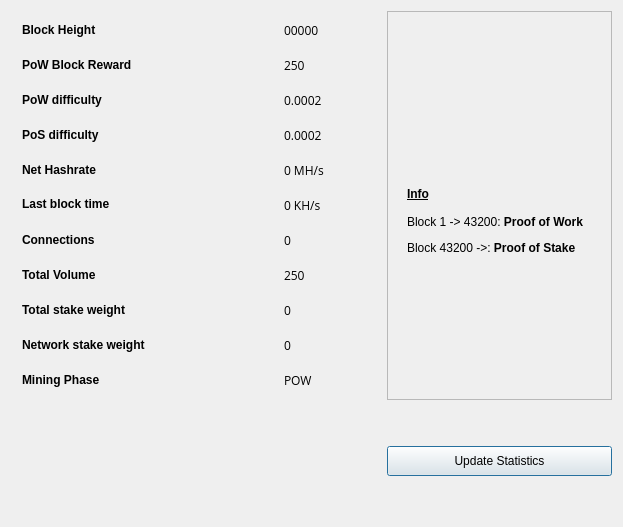
This is src/qt/forms/statisticspage.ui in uniibu/rubies-core-dev as Qt 5 draws it before an edit. The edited form follows.
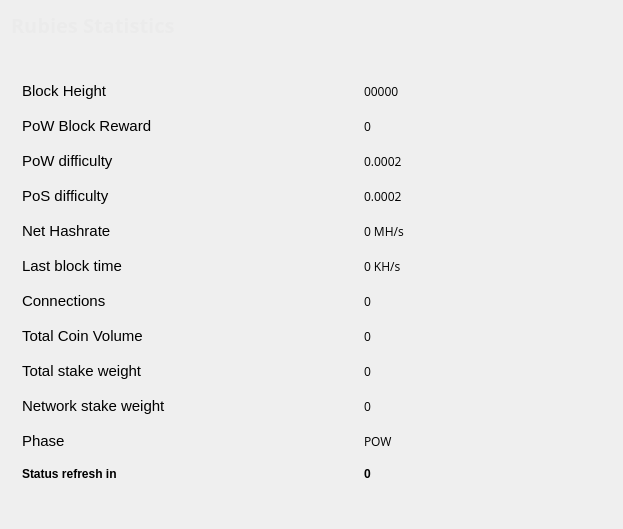
This is the edited form. Icons and pictures are not drawn.

Commit message: Hard fork specs, statistics page - version up

Patch:
```diff
--- a/src/qt/forms/statisticspage.ui
+++ b/src/qt/forms/statisticspage.ui
@@ -10,289 +10,82 @@
     <x>0</x>
     <y>0</y>
     <width>623</width>
-    <height>527</height>
+    <height>529</height>
    </rect>
   </property>
   <property name="windowTitle">
    <string>Digging</string>
   </property>
-  <property name="styleSheet">
-   <string notr="true">QProgressBar {
-        background-color: #333333;
-        border-radius: 6px;
-        text-align: center;
-        color: white;
-}
-
-QProgressBar::chunk {
-        background: QLinearGradient(x1: 0, y1: 0, x2: 1, y2: 0, stop: 0 #AEC6CF, stop: 1 #AEC6FF);
-        border-radius: 6px; margin: 0px;
-}
-
-QScrollArea {
-        border-radius: 6px;
-        border-width: 0;
-        border-style: none;
-        padding: 8px;
-        background-color: #111;
-        color: white;
-}
-
-QSpinBox {
-        border-radius: 4px;
-        border-width: 0;
-        border-style: none;
-        padding: 8px;
-        background-color: #111;
-        color: white;
-}
-
-QVBoxLayout {
-        border-radius: 6px;
-        border-width: 0;
-        border-style: none;
-        padding: 8px;
-        background-color: #111;
-        color: white;
-}
-
-QDialog, QMainWindow, QFrame {
-        color: white;
-        background-color: #333333;
-        border: none;
-}
-
-QMenu {
-        background-color: #333333; color: white;
-}
-
-QLabel {
-        background-color: transparent;
-}
-
-QCheckBox {
-        border-radius: 2px;
-        border-width: 0;
-        border-style: none;
-        padding: 3px;
-        background-color: #111;
-        color: white;
-}
-
-QFrame#central { background-color: #333333; border: none }
-QFrame#frame, QFrame#frame_2, QFrame#frame_3 {
-        background-color: #333333;
-        border-style: plain;
-        border-width: 20px;
-        border-radius: 15px;
-        border-color: #111;
-        min-width: 10em;
-        padding: 6px;
-}
-QLabel[openExternalLinks=true], QHeaderView { color: #aaaaaa }
-QLabel[openExternalLinks=false] { color: white; font-weight: normal }
-QPushButton, QToolButton {
-        border: 4px solid #111;
-        border-radius: 7px;
-        background-color: #111;
-        color: white;
-        padding: 6px;
-        margin: 6px;
-}
-QPushButton:pressed, QToolButton:checked {
-        color: #AEC6CF;
-}
-QPushButton:pressed, QToolButton:pressed {
-        border-color: #AEC6DF;
-        color: #AEC6DF;
-}
-QPushButton:disabled, QToolButton:disabled {
-        color: #444;
-        background-color: #222;
-}
-
-
-#scrollAreaWidgetContents QToolButton {
-        border-radius: 8px;
-        border-width: 0px;
-}
-
-/* the background-color is overridden to transparent for mac os x
-   due to the entire toolbar area not being drawable in a regular
-   QMainWindow
-*/
-QToolBar { background: #333333; border: 0px solid black; padding: 3px; }
-
-QToolBar::handle { image: url(handle.png); }
-QStatusBar { background: #333333; }
-QMenuBar { background: #333333; }
-QMenuBar::item { background: #333333; color: white; }
-
-#scrollAreaWidgetContents { background: #222 }
-#scrollAreaWidgetContents &gt; QFrame { background-color: #222; border-width: 0px; border-style: none; }
-
-QLineEdit {
-        border-radius: 6px;
-        border-width: 2px;
-        border-color: #222;
-        padding: 8px;
-        background-color: #111;
-        color: white;
-}
-
-QComboBox {
-        border-radius: 6px;
-        border-width: 0;
-        border-style: none;
-        padding: 8px;
-        background-color: #111;
-        color: white;
-}
-
-QComboBox::drop-down {
-        border-width: 0;
-        border-style: none;
-        background-color: #111;
-        color: white;
-}
-
-QTableView {
-        background: #111;
-        color: white;
-        border-style: none;
-        selection-background-color: #aaaaaa;
-    alternate-background-color: #222;
-        selection-color: #111;
-        border: 0px solid black;
-}
-
-QHeaderView { color: #aaaaaa; background-color: #111; background-image: none; }
-QHeaderView::section { color: #aaaaaa; background-color: #222; }
-QHeaderView::section:checked { background-color: #111; }
-
-QTabWidget {
-        background: #111;
-}
-
- QTabWidget::pane {
-     border-top: 2px solid #111;
-     border: 4px solid #111;
-     border-bottom-left-radius: 8px;
-     border-bottom-right-radius: 8px;
-     border-top-right-radius: 8px;
-        background: #111;
- }
-
- QTabWidget::tab-bar {
-     left: 5px; /* move to the right by 5px */
- }
-
- /* Style the tab using the tab sub-control. Note that
-     it reads QTabBar _not_ QTabWidget */
- QTabBar::tab {
-     background: #111;
-     border: 4px solid #222;
-     border-bottom-color: #111; /* same as the pane color */
-     border-top-left-radius: 4px;
-     border-top-right-radius: 4px;
-     min-width: 8ex;
-     padding: 4px;
-     color: #888;
- }
-
- QTabBar::tab:selected, QTabBar::tab:hover {
-     color: #aaaaaa
- }
-
- QTabBar::tab:selected {
-     border-color: #111; /* same as pane color */
-     border-top-color: #aaaaaa;
- }
-
- QTabBar::tab:!selected {
-     margin-top: 2px; /* make non-selected tabs look smaller */
- }
-
- /* make use of negative margins for overlapping tabs */
- QTabBar::tab:selected {
-     /* expand/overlap to the left and right by 4px */
-     margin-left: -4px;
-     margin-right: -4px;
- }
-
- QTabBar::tab:first:selected {
-     margin-left: 0; /* the first selected tab has nothing to overlap with on the left */
- }
-
- QTabBar::tab:last:selected {
-     margin-right: 0; /* the last selected tab has nothing to overlap with on the right */
- }
-
- QTabBar::tab:only-one {
-     margin: 0; /* if there is only one tab, we don't want overlapping margins */
- }
-
-
-</string>
-  </property>
   <layout class="QGridLayout" name="gridLayout">
    <property name="sizeConstraint">
     <enum>QLayout::SetMaximumSize</enum>
    </property>
-   <item row="0" column="1">
-    <widget class="QFrame" name="frame">
-     <property name="minimumSize">
+   <item row="3" column="0">
+    <spacer name="verticalSpacer">
+     <property name="orientation">
+      <enum>Qt::Vertical</enum>
+     </property>
+     <property name="sizeHint" stdset="0">
       <size>
-       <width>182</width>
-       <height>0</height>
+       <width>20</width>
+       <height>40</height>
       </size>
      </property>
-     <property name="frameShape">
-      <enum>QFrame::StyledPanel</enum>
-     </property>
-     <property name="frameShadow">
-      <enum>QFrame::Raised</enum>
-     </property>
-     <widget class="QLabel" name="label">
-      <property name="geometry">
-       <rect>
-        <x>20</x>
-        <y>70</y>
-        <width>201</width>
-        <height>281</height>
-       </rect>
-      </property>
-      <property name="text">
-       <string>&lt;!DOCTYPE HTML PUBLIC &quot;-//W3C//DTD HTML 4.0//EN&quot; &quot;http://www.w3.org/TR/REC-html40/strict.dtd&quot;&gt;
-&lt;html&gt;&lt;head&gt;&lt;meta name=&quot;qrichtext&quot; content=&quot;1&quot; /&gt;&lt;style type=&quot;text/css&quot;&gt;
-p, li { white-space: pre-wrap; }
-&lt;/style&gt;&lt;/head&gt;&lt;body style=&quot; font-family:'MS Shell Dlg 2'; font-size:8pt; font-weight:400; font-style:normal;&quot;&gt;
-&lt;p style=&quot; margin-top:12px; margin-bottom:12px; margin-left:0px; margin-right:0px; -qt-block-indent:0; text-indent:0px;&quot;&gt;&lt;span style=&quot; font-size:9pt; font-weight:600; text-decoration: underline;&quot;&gt;Info&lt;br /&gt;&lt;br /&gt;&lt;/span&gt;&lt;span style=&quot; font-size:9pt;&quot;&gt;Block 1 -&amp;gt; 43200: &lt;/span&gt;&lt;span style=&quot; font-size:9pt; font-weight:600;&quot;&gt;Proof of Work&lt;/span&gt;&lt;/p&gt;
-&lt;p style=&quot; margin-top:12px; margin-bottom:12px; margin-left:0px; margin-right:0px; -qt-block-indent:0; text-indent:0px;&quot;&gt;&lt;span style=&quot; font-size:9pt;&quot;&gt;Block 43200 -&amp;gt;: &lt;/span&gt;&lt;span style=&quot; font-size:9pt; font-weight:600;&quot;&gt;Proof of Stake&lt;/span&gt;&lt;/p&gt;&lt;/body&gt;&lt;/html&gt;</string>
-      </property>
-     </widget>
-    </widget>
+    </spacer>
    </item>
    <item row="0" column="0">
+    <widget class="QLabel" name="label_5">
+     <property name="font">
+      <font>
+       <family>Open Sans,sans-serif</family>
+      </font>
+     </property>
+     <property name="text">
+      <string>&lt;html&gt;&lt;head/&gt;&lt;body&gt;&lt;p&gt;&lt;span style=&quot; font-size:20px; font-weight:600; color:#ebebeb;&quot;&gt;Rubies Statistics&lt;/span&gt;&lt;/p&gt;&lt;/body&gt;&lt;/html&gt;</string>
+     </property>
+    </widget>
+   </item>
+   <item row="1" column="0">
     <widget class="QFrame" name="gridFrame_2">
+     <property name="minimumSize">
+      <size>
+       <width>0</width>
+       <height>0</height>
+      </size>
+     </property>
+     <property name="styleSheet">
+      <string notr="true"/>
+     </property>
      <layout class="QGridLayout" name="gridLayout_4">
       <item row="1" column="0">
-       <layout class="QHBoxLayout" name="horizontalLayout_4">
-        <property name="spacing">
-         <number>7</number>
+       <spacer name="verticalSpacer_2">
+        <property name="orientation">
+         <enum>Qt::Vertical</enum>
         </property>
-       </layout>
+        <property name="sizeHint" stdset="0">
+         <size>
+          <width>20</width>
+          <height>40</height>
+         </size>
+        </property>
+       </spacer>
       </item>
       <item row="2" column="0">
        <layout class="QFormLayout" name="formLayout_2">
         <property name="fieldGrowthPolicy">
          <enum>QFormLayout::FieldsStayAtSizeHint</enum>
         </property>
+        <property name="labelAlignment">
+         <set>Qt::AlignLeading|Qt::AlignLeft|Qt::AlignVCenter</set>
+        </property>
+        <property name="formAlignment">
+         <set>Qt::AlignLeading|Qt::AlignLeft|Qt::AlignTop</set>
+        </property>
         <property name="horizontalSpacing">
-         <number>139</number>
+         <number>198</number>
         </property>
         <property name="verticalSpacing">
-         <number>18</number>
+         <number>17</number>
         </property>
         <property name="rightMargin">
          <number>0</number>
@@ -300,7 +93,10 @@
         <item row="1" column="0">
          <widget class="QLabel" name="label_14">
           <property name="text">
-           <string>&lt;html&gt;&lt;head/&gt;&lt;body&gt;&lt;p&gt;&lt;span style=&quot; font-size:9pt; font-weight:600;&quot;&gt;Block Height&lt;/span&gt;&lt;/p&gt;&lt;/body&gt;&lt;/html&gt;</string>
+           <string>&lt;html&gt;&lt;head/&gt;&lt;body&gt;&lt;p&gt;&lt;span style=&quot; font-size:11pt;&quot;&gt;Block Height&lt;/span&gt;&lt;/p&gt;&lt;/body&gt;&lt;/html&gt;</string>
+          </property>
+          <property name="alignment">
+           <set>Qt::AlignLeading|Qt::AlignLeft|Qt::AlignVCenter</set>
           </property>
          </widget>
         </item>
@@ -320,7 +116,7 @@
         <item row="2" column="0">
          <widget class="QLabel" name="label_12">
           <property name="text">
-           <string>&lt;html&gt;&lt;head/&gt;&lt;body&gt;&lt;p&gt;&lt;span style=&quot; font-size:9pt; font-weight:600;&quot;&gt;PoW Block Reward&lt;/span&gt;&lt;/p&gt;&lt;/body&gt;&lt;/html&gt;</string>
+           <string>&lt;html&gt;&lt;head/&gt;&lt;body&gt;&lt;p&gt;&lt;span style=&quot; font-size:11pt;&quot;&gt;PoW Block Reward&lt;/span&gt;&lt;/p&gt;&lt;/body&gt;&lt;/html&gt;</string>
           </property>
          </widget>
         </item>
@@ -333,14 +129,14 @@
            </font>
           </property>
           <property name="text">
-           <string>250</string>
+           <string>0</string>
           </property>
          </widget>
         </item>
         <item row="3" column="0">
          <widget class="QLabel" name="label_13">
           <property name="text">
-           <string>&lt;html&gt;&lt;head/&gt;&lt;body&gt;&lt;p&gt;&lt;span style=&quot; font-size:9pt; font-weight:600;&quot;&gt;PoW difficulty&lt;/span&gt;&lt;/p&gt;&lt;/body&gt;&lt;/html&gt;</string>
+           <string>&lt;html&gt;&lt;head/&gt;&lt;body&gt;&lt;p&gt;&lt;span style=&quot; font-size:11pt;&quot;&gt;PoW difficulty&lt;/span&gt;&lt;/p&gt;&lt;/body&gt;&lt;/html&gt;</string>
           </property>
          </widget>
         </item>
@@ -360,7 +156,7 @@
         <item row="4" column="0">
          <widget class="QLabel" name="label_9">
           <property name="text">
-           <string>&lt;html&gt;&lt;head/&gt;&lt;body&gt;&lt;p&gt;&lt;span style=&quot; font-size:9pt; font-weight:600;&quot;&gt;PoS difficulty&lt;/span&gt;&lt;/p&gt;&lt;/body&gt;&lt;/html&gt;</string>
+           <string>&lt;html&gt;&lt;head/&gt;&lt;body&gt;&lt;p&gt;&lt;span style=&quot; font-size:11pt;&quot;&gt;PoS difficulty&lt;/span&gt;&lt;/p&gt;&lt;/body&gt;&lt;/html&gt;</string>
           </property>
          </widget>
         </item>
@@ -377,6 +173,13 @@
           </property>
          </widget>
         </item>
+        <item row="5" column="0">
+         <widget class="QLabel" name="label_16">
+          <property name="text">
+           <string>&lt;html&gt;&lt;head/&gt;&lt;body&gt;&lt;p&gt;&lt;span style=&quot; font-size:11pt;&quot;&gt;Net Hashrate&lt;/span&gt;&lt;/p&gt;&lt;/body&gt;&lt;/html&gt;</string>
+          </property>
+         </widget>
+        </item>
         <item row="5" column="1">
          <widget class="QLabel" name="pawrateBox">
           <property name="font">
@@ -399,7 +202,7 @@
            </sizepolicy>
           </property>
           <property name="text">
-           <string>&lt;html&gt;&lt;head/&gt;&lt;body&gt;&lt;p&gt;&lt;span style=&quot; font-size:9pt; font-weight:600;&quot;&gt;Last block time&lt;/span&gt;&lt;/p&gt;&lt;/body&gt;&lt;/html&gt;</string>
+           <string>&lt;html&gt;&lt;head/&gt;&lt;body&gt;&lt;p&gt;&lt;span style=&quot; font-size:11pt;&quot;&gt;Last block time&lt;/span&gt;&lt;/p&gt;&lt;/body&gt;&lt;/html&gt;</string>
           </property>
          </widget>
         </item>
@@ -419,7 +222,7 @@
         <item row="7" column="0">
          <widget class="QLabel" name="label1_2">
           <property name="text">
-           <string>&lt;html&gt;&lt;head/&gt;&lt;body&gt;&lt;p&gt;&lt;span style=&quot; font-size:9pt; font-weight:600;&quot;&gt;Connections&lt;/span&gt;&lt;/p&gt;&lt;/body&gt;&lt;/html&gt;</string>
+           <string>&lt;html&gt;&lt;head/&gt;&lt;body&gt;&lt;p&gt;&lt;span style=&quot; font-size:11pt;&quot;&gt;Connections&lt;/span&gt;&lt;/p&gt;&lt;/body&gt;&lt;/html&gt;</string>
           </property>
          </widget>
         </item>
@@ -439,7 +242,7 @@
         <item row="8" column="0">
          <widget class="QLabel" name="label_8">
           <property name="text">
-           <string>&lt;html&gt;&lt;head/&gt;&lt;body&gt;&lt;p&gt;&lt;span style=&quot; font-size:9pt; font-weight:600;&quot;&gt;Total Volume&lt;/span&gt;&lt;/p&gt;&lt;/body&gt;&lt;/html&gt;</string>
+           <string>&lt;html&gt;&lt;head/&gt;&lt;body&gt;&lt;p&gt;&lt;span style=&quot; font-size:11pt;&quot;&gt;Total Coin Volume&lt;/span&gt;&lt;/p&gt;&lt;/body&gt;&lt;/html&gt;</string>
           </property>
          </widget>
         </item>
@@ -452,14 +255,14 @@
            </font>
           </property>
           <property name="text">
-           <string>250</string>
+           <string>0</string>
           </property>
          </widget>
         </item>
         <item row="9" column="0">
          <widget class="QLabel" name="label_10">
           <property name="text">
-           <string>&lt;html&gt;&lt;head/&gt;&lt;body&gt;&lt;p&gt;&lt;span style=&quot; font-size:9pt; font-weight:600;&quot;&gt;Total stake weight&lt;/span&gt;&lt;/p&gt;&lt;/body&gt;&lt;/html&gt;</string>
+           <string>&lt;html&gt;&lt;head/&gt;&lt;body&gt;&lt;p&gt;&lt;span style=&quot; font-size:11pt;&quot;&gt;Total stake weight&lt;/span&gt;&lt;/p&gt;&lt;/body&gt;&lt;/html&gt;</string>
           </property>
          </widget>
         </item>
@@ -479,7 +282,7 @@
         <item row="10" column="0">
          <widget class="QLabel" name="label_11">
           <property name="text">
-           <string>&lt;html&gt;&lt;head/&gt;&lt;body&gt;&lt;p&gt;&lt;span style=&quot; font-size:9pt; font-weight:600;&quot;&gt;Network stake weight&lt;/span&gt;&lt;/p&gt;&lt;/body&gt;&lt;/html&gt;</string>
+           <string>&lt;html&gt;&lt;head/&gt;&lt;body&gt;&lt;p&gt;&lt;span style=&quot; font-size:11pt;&quot;&gt;Network stake weight&lt;/span&gt;&lt;/p&gt;&lt;/body&gt;&lt;/html&gt;</string>
           </property>
          </widget>
         </item>
@@ -499,7 +302,7 @@
         <item row="11" column="0">
          <widget class="QLabel" name="label_15">
           <property name="text">
-           <string>&lt;html&gt;&lt;head/&gt;&lt;body&gt;&lt;p&gt;&lt;span style=&quot; font-size:9pt; font-weight:600;&quot;&gt;Mining Phase&lt;/span&gt;&lt;/p&gt;&lt;/body&gt;&lt;/html&gt;</string>
+           <string>&lt;html&gt;&lt;head/&gt;&lt;body&gt;&lt;p&gt;&lt;span style=&quot; font-size:11pt;&quot;&gt;Phase&lt;/span&gt;&lt;/p&gt;&lt;/body&gt;&lt;/html&gt;</string>
           </property>
          </widget>
         </item>
@@ -516,10 +319,17 @@
           </property>
          </widget>
         </item>
-        <item row="5" column="0">
-         <widget class="QLabel" name="label_16">
+        <item row="12" column="0">
+         <widget class="QLabel" name="label_2">
           <property name="text">
-           <string>&lt;html&gt;&lt;head/&gt;&lt;body&gt;&lt;p&gt;&lt;span style=&quot; font-size:9pt; font-weight:600;&quot;&gt;Net Hashrate&lt;/span&gt;&lt;/p&gt;&lt;/body&gt;&lt;/html&gt;</string>
+           <string>&lt;html&gt;&lt;head/&gt;&lt;body&gt;&lt;p&gt;&lt;span style=&quot; font-weight:600;&quot;&gt;Status refresh in&lt;/span&gt;&lt;/p&gt;&lt;/body&gt;&lt;/html&gt;</string>
+          </property>
+         </widget>
+        </item>
+        <item row="12" column="1">
+         <widget class="QLabel" name="labelCountDown">
+          <property name="text">
+           <string>&lt;html&gt;&lt;head/&gt;&lt;body&gt;&lt;p&gt;&lt;span style=&quot; font-weight:600;&quot;&gt;0&lt;/span&gt;&lt;/p&gt;&lt;/body&gt;&lt;/html&gt;</string>
           </property>
          </widget>
         </item>
@@ -528,44 +338,6 @@
      </layout>
     </widget>
    </item>
-   <item row="1" column="0">
-    <spacer name="verticalSpacer">
-     <property name="orientation">
-      <enum>Qt::Vertical</enum>
-     </property>
-     <property name="sizeHint" stdset="0">
-      <size>
-       <width>20</width>
-       <height>40</height>
-      </size>
-     </property>
-    </spacer>
-   </item>
-   <item row="1" column="1">
-    <widget class="QPushButton" name="startButton">
-     <property name="sizePolicy">
-      <sizepolicy hsizetype="Fixed" vsizetype="Fixed">
-       <horstretch>0</horstretch>
-       <verstretch>0</verstretch>
-      </sizepolicy>
-     </property>
-     <property name="minimumSize">
-      <size>
-       <width>225</width>
-       <height>30</height>
-      </size>
-     </property>
-     <property name="styleSheet">
-      <string notr="true"/>
-     </property>
-     <property name="text">
-      <string>Update Statistics</string>
-     </property>
-     <property name="default">
-      <bool>true</bool>
-     </property>
-    </widget>
-   </item>
   </layout>
  </widget>
  <layoutdefault spacing="6" margin="11"/>
```
The commit also changes 9 other files.
